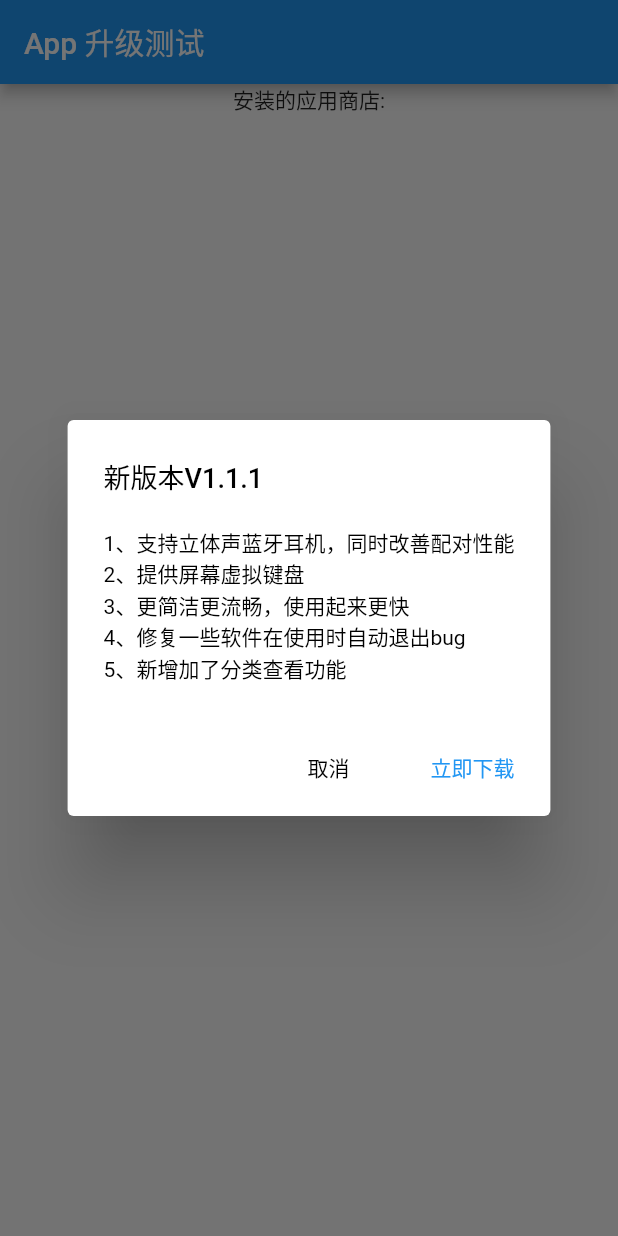
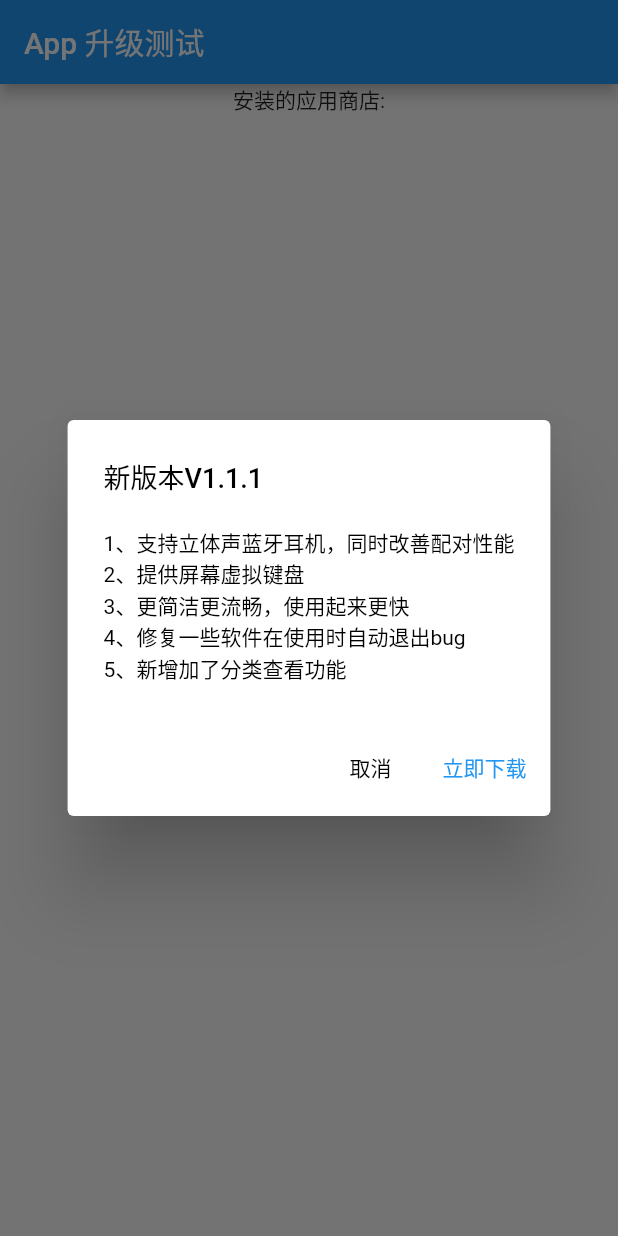
Before and after one commit to once10301/flutter_upgrade, a Flutter app: the screen it shows after launch, on a phone screen of 412 x 824 dp. Run offline on Flutter 3.47's test engine with Material 2 defaults, Android fonts, the phone set to English and light mode, and no system bars; our stand-ins replace dio.

Commit message:
change FlatButton to TextButton

```diff
--- a/lib/flutter_upgrade.dart
+++ b/lib/flutter_upgrade.dart
@@ -95,12 +95,12 @@ class FlutterUpgrade {
     } else {
       List<Widget> actions = [];
       if (!force) {
-        actions.add(FlatButton(
+        actions.add(TextButton(
           child: Text('取消', style: TextStyle(color: Colors.black, fontSize: 14)),
           onPressed: () => Navigator.of(context).pop(),
         ));
       }
-      actions.add(FlatButton(
+      actions.add(TextButton(
         child: Text('立即下载', style: TextStyle(color: Theme.of(context).primaryColor, fontSize: 14)),
         onPressed: () async {
           if (apkDownloadUrl == null || apkDownloadUrl.isEmpty) {
```
Also changed, not shown: pubspec.yaml (+2 -41 lines), 1 other file.
